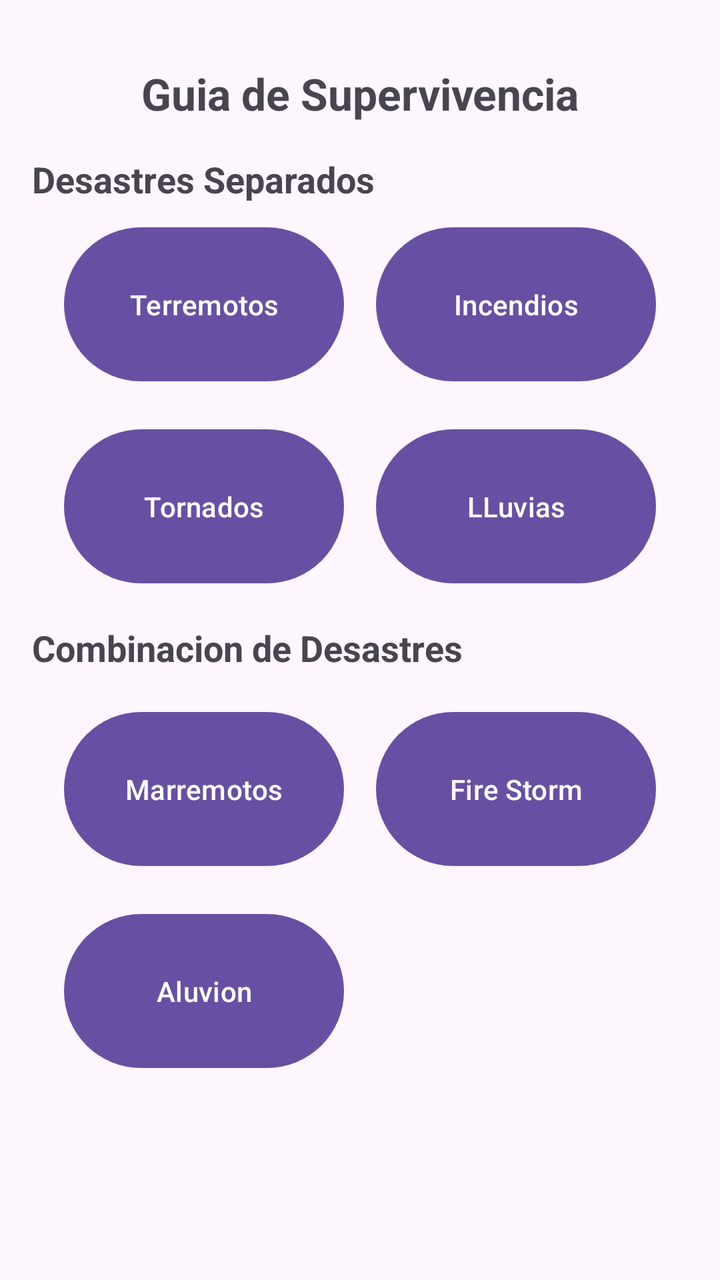
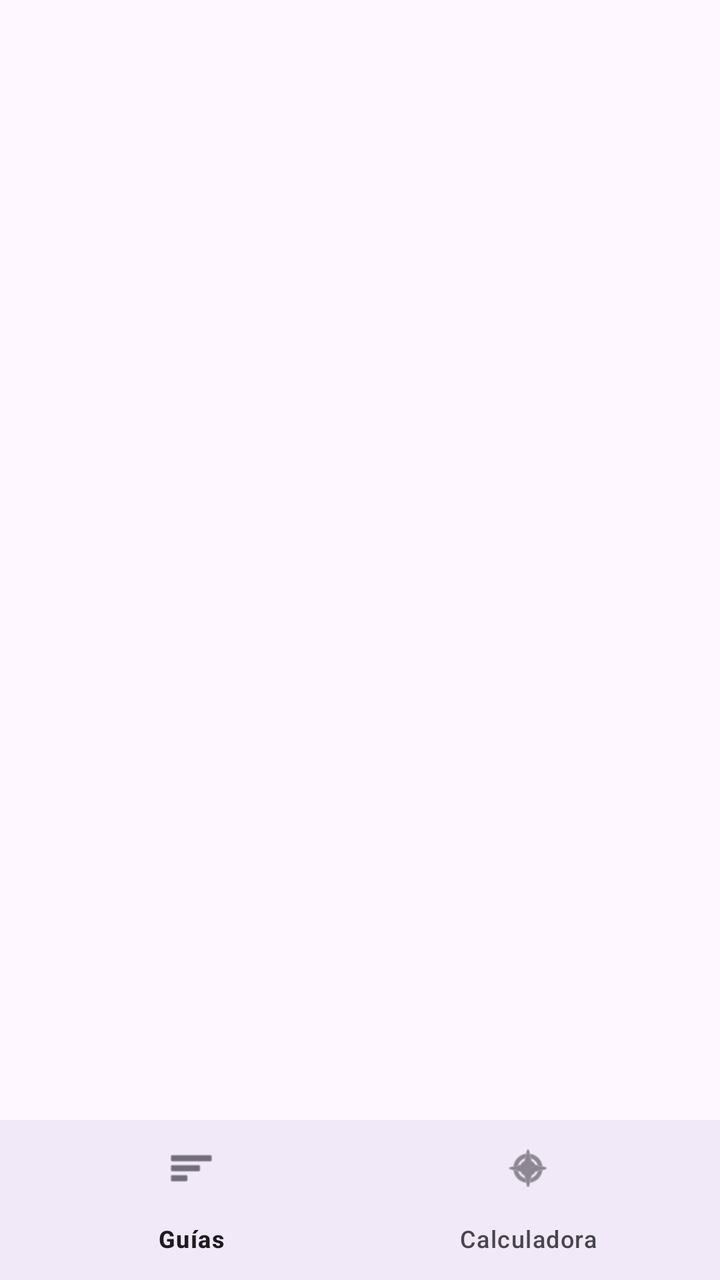

Before-and-after screenshots of an Android layout around one commit, followed by the original layout XML and the change that was made.
<!-- AndroidManifest.xml: application theme Theme.MyApp -->
<!-- res/layout/activity_main.xml -->
<?xml version="1.0" encoding="utf-8"?>
<androidx.constraintlayout.widget.ConstraintLayout
    xmlns:android="http://schemas.android.com/apk/res/android"
    xmlns:app="http://schemas.android.com/apk/res-auto"
    xmlns:tools="http://schemas.android.com/tools"
    android:id="@+id/main"
    android:layout_width="match_parent"
    android:layout_height="match_parent"
    tools:context=".MainActivity">


    <ScrollView
        android:layout_width="match_parent"
        android:layout_height="match_parent"
        app:layout_constraintBottom_toBottomOf="parent"
        app:layout_constraintEnd_toEndOf="parent"
        app:layout_constraintStart_toStartOf="parent"
        app:layout_constraintTop_toTopOf="parent">


        <LinearLayout
            android:layout_width="match_parent"
            android:layout_height="wrap_content"
            android:orientation="vertical"
            android:padding="16dp"
            tools:ignore="MissingConstraints"
            tools:layout_editor_absoluteX="0dp"
            tools:layout_editor_absoluteY="7dp">


            <TextView
                android:id="@+id/TituloPrincipal"
                android:layout_width="match_parent"
                android:layout_height="wrap_content"
                android:layout_marginTop="16dp"
                android:layout_marginBottom="16dp"
                android:gravity="center"
                android:text="@string/TXT_Guías_de_supervivencia"
                android:textAlignment="center"
                android:textSize="22sp"
                android:textStyle="bold" />


            <TextView
                android:layout_width="match_parent"
                android:layout_height="wrap_content"
                android:text="@string/Txt_Desastres_Unicos"
                android:textSize="18sp"
                android:textStyle="bold"
                android:layout_marginBottom="8dp"/>

            
            <LinearLayout
                android:layout_width="match_parent"
                android:layout_height="wrap_content"
                android:orientation="horizontal"
                android:gravity="center_horizontal"
                android:layout_marginBottom="16dp"> 

                <Button
                    android:id="@+id/boton_Terremotos"
                    android:layout_width="140dp"
                    android:layout_height="85dp"
                    android:text="@string/Txt_Terremotos"
                    android:layout_marginEnd="8dp"/> 

                <Button
                    android:id="@+id/boton_Incendios"
                    android:layout_width="140dp"
                    android:layout_height="85dp"
                    android:text="@string/Txt_Desastre_Incendio"
                    android:layout_marginStart="8dp"/>
            </LinearLayout>

            
            <LinearLayout
                android:layout_width="match_parent"
                android:layout_height="wrap_content"
                android:orientation="horizontal"
                android:gravity="center_horizontal"
                android:layout_marginBottom="16dp"> 

                <Button
                    android:id="@+id/boton_Tornados"
                    android:layout_width="140dp"
                    android:layout_height="85dp"
                    android:text="@string/Txt_Tornados"
                    android:layout_marginEnd="8dp"/> 

                <Button
                    android:id="@+id/boton_Lluvias"
                    android:layout_width="140dp"
                    android:layout_height="85dp"
                    android:text="@string/Txt_LLuvias"
                    android:layout_marginStart="8dp"/> 
            </LinearLayout>


            <TextView
                android:layout_width="match_parent"
                android:layout_height="wrap_content"
                android:text="@string/Txt_Desastres_Fusionados"
                android:textSize="18sp"
                android:textStyle="bold"
                android:layout_marginBottom="16dp"/>

            <LinearLayout
                android:layout_width="match_parent"
                android:layout_height="wrap_content"
                android:orientation="horizontal"
                android:gravity="center_horizontal">

                <Button
                    android:id="@+id/boton_Maremotos"
                    android:layout_width="140dp"
                    android:layout_height="85dp"
                    android:text="@string/Txt_Desastre_Marremoto"
                    android:layout_marginEnd="8dp"/>


                <Button
                    android:id="@+id/boton_Tormenta_Fuego"
                    android:layout_width="140dp"
                    android:layout_height="85dp"
                    android:layout_marginStart="8dp"
                    android:text="@string/Txt_Tormenta_de_FUEGOO" />
            </LinearLayout>

            <LinearLayout
                android:layout_width="match_parent"
                android:layout_height="wrap_content"
                android:layout_marginTop="16dp"
                android:gravity="center_horizontal"
                android:orientation="horizontal">

                <Button
                    android:id="@+id/boton_Aluvion"
                    android:layout_width="140dp"
                    android:layout_height="85dp"
                    android:layout_marginEnd="8dp"
                    android:text="@string/txt_Aluvion" />

                <Space
                    android:layout_width="140dp"
                    android:layout_height="85dp"
                    android:layout_marginStart="8dp"/>

            </LinearLayout>

        </LinearLayout>
    </ScrollView>
</androidx.constraintlayout.widget.ConstraintLayout>
<!-- resources referenced by this layout -->
<resources>
  <string name="Txt_Desastre_Incendio">Incendios</string>
  <string name="Txt_Desastre_Marremoto">Marremotos</string>
  <string name="Txt_Desastres_Fusionados">Combinacion de Desastres</string>
  <string name="Txt_Desastres_Unicos">Desastres Separados</string>
  <string name="Txt_LLuvias">LLuvias</string>
  <string name="Txt_Terremotos">Terremotos</string>
  <string name="Txt_Tormenta_de_FUEGOO">Fire Storm</string>
  <string name="Txt_Tornados">Tornados</string>
  <string name="txt_Aluvion">Aluvion</string>
  <style name="Theme.MyApp" parent="Base.Theme.MyApp" />
  <style name="Base.Theme.MyApp" parent="Theme.Material3.DayNight.NoActionBar">
          
          
      </style>
</resources>

<!-- the commit's change to res/layout/activity_main.xml (unified diff, before → after) -->
@@ -1,152 +1,21 @@
 <?xml version="1.0" encoding="utf-8"?>
-<androidx.constraintlayout.widget.ConstraintLayout
-    xmlns:android="http://schemas.android.com/apk/res/android"
+<RelativeLayout xmlns:android="http://schemas.android.com/apk/res/android"
     xmlns:app="http://schemas.android.com/apk/res-auto"
-    xmlns:tools="http://schemas.android.com/tools"
-    android:id="@+id/main"
     android:layout_width="match_parent"
-    android:layout_height="match_parent"
-    tools:context=".MainActivity">
+    android:layout_height="match_parent">
 
 
-    <ScrollView
+    <FrameLayout
+        android:id="@+id/fragment_container"
         android:layout_width="match_parent"
         android:layout_height="match_parent"
-        app:layout_constraintBottom_toBottomOf="parent"
-        app:layout_constraintEnd_toEndOf="parent"
-        app:layout_constraintStart_toStartOf="parent"
-        app:layout_constraintTop_toTopOf="parent">
+        android:layout_above="@id/bottom_navigation" />
 
-
-        <LinearLayout
-            android:layout_width="match_parent"
-            android:layout_height="wrap_content"
-            android:orientation="vertical"
-            android:padding="16dp"
-            tools:ignore="MissingConstraints"
-            tools:layout_editor_absoluteX="0dp"
-            tools:layout_editor_absoluteY="7dp">
-
-
-            <TextView
-                android:id="@+id/TituloPrincipal"
-                android:layout_width="match_parent"
-                android:layout_height="wrap_content"
-                android:layout_marginTop="16dp"
-                android:layout_marginBottom="16dp"
-                android:gravity="center"
-                android:text="@string/TXT_Guías_de_supervivencia"
-                android:textAlignment="center"
-                android:textSize="22sp"
-                android:textStyle="bold" />
-
-
-            <TextView
-                android:layout_width="match_parent"
-                android:layout_height="wrap_content"
-                android:text="@string/Txt_Desastres_Unicos"
-                android:textSize="18sp"
-                android:textStyle="bold"
-                android:layout_marginBottom="8dp"/>
-
-            
-            <LinearLayout
-                android:layout_width="match_parent"
-                android:layout_height="wrap_content"
-                android:orientation="horizontal"
-                android:gravity="center_horizontal"
-                android:layout_marginBottom="16dp"> 
-
-                <Button
-                    android:id="@+id/boton_Terremotos"
-                    android:layout_width="140dp"
-                    android:layout_height="85dp"
-                    android:text="@string/Txt_Terremotos"
-                    android:layout_marginEnd="8dp"/> 
-
-                <Button
-                    android:id="@+id/boton_Incendios"
-                    android:layout_width="140dp"
-                    android:layout_height="85dp"
-                    android:text="@string/Txt_Desastre_Incendio"
-                    android:layout_marginStart="8dp"/>
-            </LinearLayout>
-
-            
-            <LinearLayout
-                android:layout_width="match_parent"
-                android:layout_height="wrap_content"
-                android:orientation="horizontal"
-                android:gravity="center_horizontal"
-                android:layout_marginBottom="16dp"> 
-
-                <Button
-                    android:id="@+id/boton_Tornados"
-                    android:layout_width="140dp"
-                    android:layout_height="85dp"
-                    android:text="@string/Txt_Tornados"
-                    android:layout_marginEnd="8dp"/> 
-
-                <Button
-                    android:id="@+id/boton_Lluvias"
-                    android:layout_width="140dp"
-                    android:layout_height="85dp"
-                    android:text="@string/Txt_LLuvias"
-                    android:layout_marginStart="8dp"/> 
-            </LinearLayout>
-
-
-            <TextView
-                android:layout_width="match_parent"
-                android:layout_height="wrap_content"
-                android:text="@string/Txt_Desastres_Fusionados"
-                android:textSize="18sp"
-                android:textStyle="bold"
-                android:layout_marginBottom="16dp"/>
-
-            <LinearLayout
-                android:layout_width="match_parent"
-                android:layout_height="wrap_content"
-                android:orientation="horizontal"
-                android:gravity="center_horizontal">
-
-                <Button
-                    android:id="@+id/boton_Maremotos"
-                    android:layout_width="140dp"
-                    android:layout_height="85dp"
-                    android:text="@string/Txt_Desastre_Marremoto"
-                    android:layout_marginEnd="8dp"/>
-
-
-                <Button
-                    android:id="@+id/boton_Tormenta_Fuego"
-                    android:layout_width="140dp"
-                    android:layout_height="85dp"
-                    android:layout_marginStart="8dp"
-                    android:text="@string/Txt_Tormenta_de_FUEGOO" />
-            </LinearLayout>
-
-            <LinearLayout
-                android:layout_width="match_parent"
-                android:layout_height="wrap_content"
-                android:layout_marginTop="16dp"
-                android:gravity="center_horizontal"
-                android:orientation="horizontal">
-
-                <Button
-                    android:id="@+id/boton_Aluvion"
-                    android:layout_width="140dp"
-                    android:layout_height="85dp"
-                    android:layout_marginEnd="8dp"
-                    android:text="@string/txt_Aluvion" />
-
-                <Space
-                    android:layout_width="140dp"
-                    android:layout_height="85dp"
-                    android:layout_marginStart="8dp"/>
-
-            </LinearLayout>
-
-        </LinearLayout>
-    </ScrollView>
-</androidx.constraintlayout.widget.ConstraintLayout>
+    <com.google.android.material.bottomnavigation.BottomNavigationView
+        android:id="@+id/bottom_navigation"
+        android:layout_width="match_parent"
+        android:layout_height="wrap_content"
+        android:layout_alignParentBottom="true"
+        android:background="?android:attr/windowBackground"
+        app:menu="@menu/bottom_nav_menu" />
+</RelativeLayout>
<!-- resource entries referenced after the edit -->
@@ -1,14 +1,5 @@
 <!-- resources referenced by this layout -->
 <resources>
-  <string name="Txt_Desastre_Incendio">Incendios</string>
-  <string name="Txt_Desastre_Marremoto">Marremotos</string>
-  <string name="Txt_Desastres_Fusionados">Combinacion de Desastres</string>
-  <string name="Txt_Desastres_Unicos">Desastres Separados</string>
-  <string name="Txt_LLuvias">LLuvias</string>
-  <string name="Txt_Terremotos">Terremotos</string>
-  <string name="Txt_Tormenta_de_FUEGOO">Fire Storm</string>
-  <string name="Txt_Tornados">Tornados</string>
-  <string name="txt_Aluvion">Aluvion</string>
   <style name="Theme.MyApp" parent="Base.Theme.MyApp" />
   <style name="Base.Theme.MyApp" parent="Theme.Material3.DayNight.NoActionBar">
           
